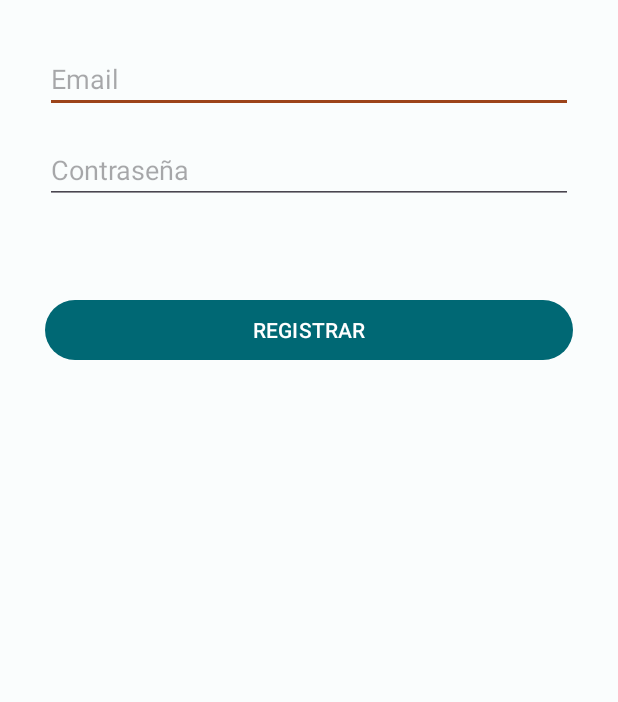
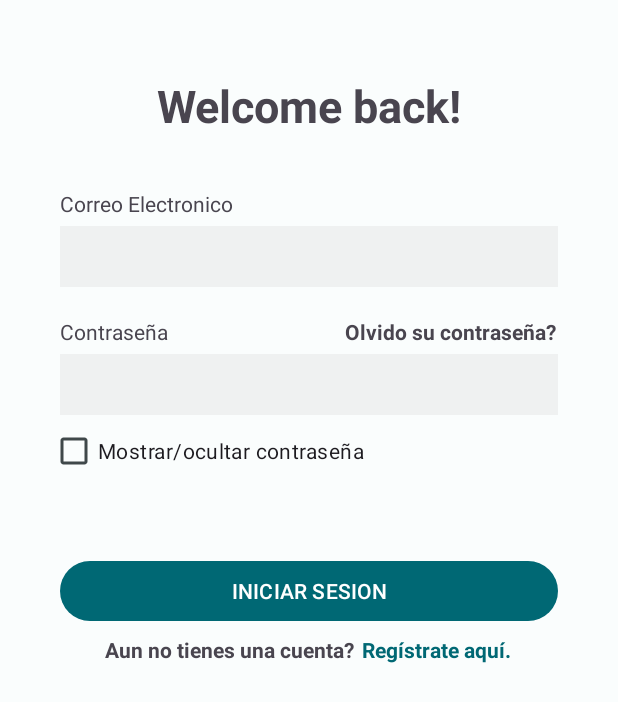
Before and after one commit to HeberGonzalez28/EchowProjectsApp, an Android app: the screen it shows after launch (RegisterActivity before the commit, LoginActivity after it), on a phone screen of 412 x 824 dp. Shown: the top 702 px of the screen. Run offline under Robolectric (Android 15) with nearby library versions, the light colour scheme and no system bars; our stand-ins replace Firebase (no records; nobody signed in at launch, a user with empty details on screens opened directly).

Commit message:
making design advances in the login activity

```diff
--- a/app/src/main/AndroidManifest.xml
+++ b/app/src/main/AndroidManifest.xml
@@ -20,12 +20,6 @@
             android:exported="false" />
         <activity
             android:name=".Screens.LoginActivity"
-            android:exported="false" />
-        <activity
-            android:name=".Screens.WelcomeActivity"
-            android:exported="false" />
-        <activity
-            android:name=".MainActivity"
             android:exported="true">
             <intent-filter>
                 <action android:name="android.intent.action.MAIN" />
@@ -33,6 +27,13 @@
                 <category android:name="android.intent.category.LAUNCHER" />
             </intent-filter>
         </activity>
+        <activity
+            android:name=".Screens.WelcomeActivity"
+            android:exported="false" />
+        <activity
+            android:name=".MainActivity"
+            android:exported="true">
+        </activity>
     </application>
 
 </manifest>
--- a/app/src/main/java/com/example/echowprojectsapp/MainActivity.java
+++ b/app/src/main/java/com/example/echowprojectsapp/MainActivity.java
@@ -15,7 +15,7 @@ public class MainActivity extends AppCompatActivity {
         super.onCreate(savedInstanceState);
         setContentView(R.layout.activity_main);
 
-        Intent intent = new Intent(this, RegisterActivity.class);
+        Intent intent = new Intent(this, LoginActivity.class);
         startActivity(intent);
 
     }
--- a/app/src/main/java/com/example/echowprojectsapp/Screens/LoginActivity.java
+++ b/app/src/main/java/com/example/echowprojectsapp/Screens/LoginActivity.java
@@ -31,11 +31,11 @@ public class LoginActivity extends AppCompatActivity {
         setContentView(R.layout.activity_login);
 
         mAuth = FirebaseAuth.getInstance();
-        FirebaseUser currentUser = mAuth.getCurrentUser();
-        if (currentUser != null) {
-            startActivity(new Intent(LoginActivity.this, HomeActivity.class));
-            finish();
-        }
+        //FirebaseUser currentUser = mAuth.getCurrentUser();
+        //if (currentUser != null) {
+        //    startActivity(new Intent(LoginActivity.this, HomeActivity.class));
+        //    finish();
+        //}
 
         email = findViewById(R.id.txtEmail);
         password = findViewById(R.id.txtPassword);
--- a/app/src/main/res/layout/activity_login.xml
+++ b/app/src/main/res/layout/activity_login.xml
@@ -3,43 +3,127 @@
     xmlns:app="http://schemas.android.com/apk/res-auto"
     xmlns:tools="http://schemas.android.com/tools"
     android:layout_width="match_parent"
-    android:layout_height="match_parent"
+    android:layout_height="wrap_content"
+    android:layout_marginLeft="30dp"
+    android:layout_marginTop="30dp"
+    android:layout_marginRight="30dp"
+    android:layout_marginBottom="30dp"
     tools:context=".Screens.LoginActivity">
 
-    <LinearLayout
+    <TextView
+        android:id="@+id/textView5"
+        android:layout_width="wrap_content"
+        android:layout_height="wrap_content"
+        android:layout_marginTop="20dp"
+        android:text="Welcome back!"
+        android:textSize="30dp"
+        android:textStyle="bold"
+        app:layout_constraintEnd_toEndOf="parent"
+        app:layout_constraintHorizontal_bias="0.5"
+        app:layout_constraintStart_toStartOf="parent"
+        app:layout_constraintTop_toTopOf="parent" />
+
+    <TextView
+        android:id="@+id/textView"
         android:layout_width="match_parent"
-        android:layout_height="match_parent"
-        android:layout_marginStart="30dp"
-        android:layout_marginTop="30dp"
-        android:layout_marginEnd="30dp"
-        android:layout_marginBottom="30dp"
-        android:orientation="vertical"
-        app:layout_constraintEnd_toEndOf="parent"
-        app:layout_constraintStart_toStartOf="parent"
-        app:layout_constraintTop_toTopOf="parent">
+        android:layout_height="wrap_content"
+        android:layout_marginLeft="10dp"
+        android:layout_marginTop="35dp"
+        android:text="Correo Electronico"
+        app:layout_constraintTop_toBottomOf="@+id/textView5"
+        tools:layout_editor_absoluteX="30dp" />
 
     <EditText
         android:id="@+id/txtEmail"
         android:layout_width="match_parent"
         android:layout_height="wrap_content"
+        android:layout_marginLeft="10dp"
+        android:layout_marginTop="5dp"
+        android:layout_marginRight="10dp"
+        android:background="@color/md_theme_light_inverseOnSurface"
         android:ems="10"
         android:inputType="textEmailAddress"
-            android:hint="Ingrese su correo"/>
+        android:padding="8dp"
+        app:layout_constraintTop_toBottomOf="@+id/textView"
+        tools:layout_editor_absoluteX="30dp" />
+
+    <TextView
+        android:id="@+id/textView2"
+        android:layout_width="0dp"
+        android:layout_height="wrap_content"
+        android:layout_marginLeft="10dp"
+        android:layout_marginTop="20dp"
+        android:text="Contraseña"
+        app:layout_constraintStart_toStartOf="parent"
+        app:layout_constraintTop_toBottomOf="@+id/txtEmail" />
+
+    <TextView
+        android:id="@+id/textView3"
+        android:layout_width="152dp"
+        android:layout_height="wrap_content"
+        android:layout_marginTop="20dp"
+        android:text="Olvido su contraseña?"
+        android:textStyle="bold"
+        app:layout_constraintEnd_toEndOf="parent"
+        app:layout_constraintHorizontal_bias="1.0"
+        app:layout_constraintStart_toEndOf="@+id/textView2"
+        app:layout_constraintTop_toBottomOf="@+id/txtEmail" />
 
     <EditText
         android:id="@+id/txtPassword"
         android:layout_width="match_parent"
         android:layout_height="wrap_content"
-            android:layout_marginTop="15dp"
+        android:layout_marginLeft="10dp"
+        android:layout_marginTop="5dp"
+        android:layout_marginRight="10dp"
+        android:background="@color/md_theme_light_inverseOnSurface"
         android:ems="10"
         android:inputType="textPassword"
-            android:hint="Ingrese su contraseña"/>
+        android:padding="8dp"
+        app:layout_constraintTop_toBottomOf="@+id/textView2"
+        tools:layout_editor_absoluteX="44dp" />
+
+    <CheckBox
+        android:id="@+id/checkBox"
+        android:layout_width="wrap_content"
+        android:layout_height="wrap_content"
+        android:layout_marginLeft="3dp"
+        android:text="Mostrar/ocultar contraseña"
+        app:layout_constraintStart_toStartOf="parent"
+        app:layout_constraintTop_toBottomOf="@+id/txtPassword" />
 
     <Button
         android:id="@+id/btnLogin"
         android:layout_width="match_parent"
         android:layout_height="wrap_content"
-            android:layout_marginTop="60dp"
-            android:text="LOGIN" />
-    </LinearLayout>
+        android:layout_marginLeft="10dp"
+        android:layout_marginTop="45dp"
+        android:layout_marginRight="10dp"
+        android:text="INICIAR SESION"
+        app:layout_constraintTop_toBottomOf="@+id/checkBox"
+        tools:layout_editor_absoluteX="0dp" />
+
+    <TextView
+        android:id="@+id/textView8"
+        android:layout_width="wrap_content"
+        android:layout_height="wrap_content"
+        android:text="Aun no tienes una cuenta?"
+        android:layout_marginLeft="40dp"
+        android:layout_marginTop="5dp"
+        android:textStyle="bold"
+        app:layout_constraintStart_toStartOf="parent"
+        app:layout_constraintTop_toBottomOf="@+id/btnLogin" />
+
+    <TextView
+        android:id="@+id/textView9"
+        android:layout_width="wrap_content"
+        android:layout_height="wrap_content"
+        android:layout_marginLeft="5dp"
+        android:text="Regístrate aquí."
+        android:textColor="@color/md_theme_light_primary"
+        android:textStyle="bold"
+        app:layout_constraintBottom_toBottomOf="@+id/textView8"
+        app:layout_constraintStart_toEndOf="@+id/textView8"
+        app:layout_constraintTop_toTopOf="@+id/textView8" />
+
 </androidx.constraintlayout.widget.ConstraintLayout>
```
Lines whose indentation alone changed are shown as unchanged.
